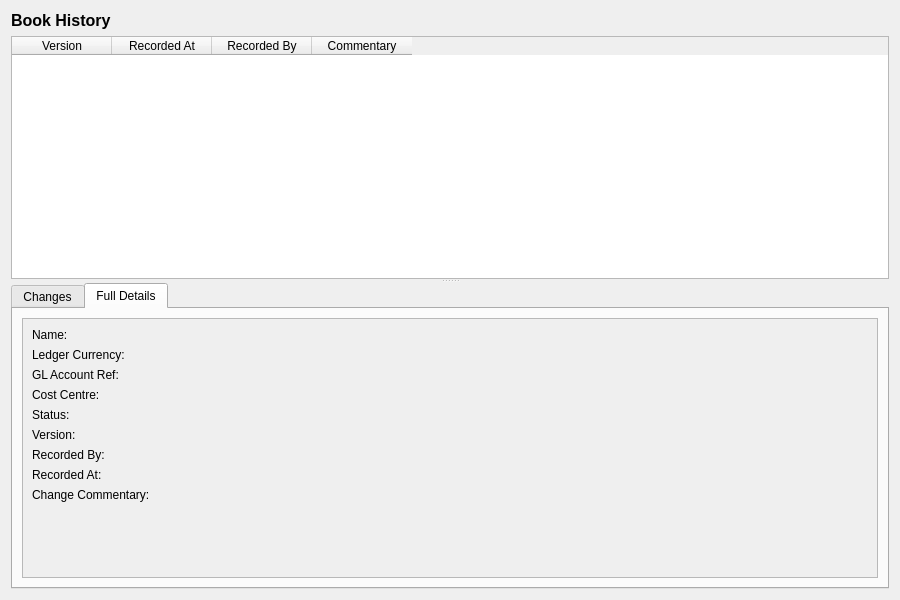
This is projects/ores.qt/ui/BookHistoryDialog.ui in OreStudio/OreStudio as Qt 5 draws it before an edit. The edited form follows.
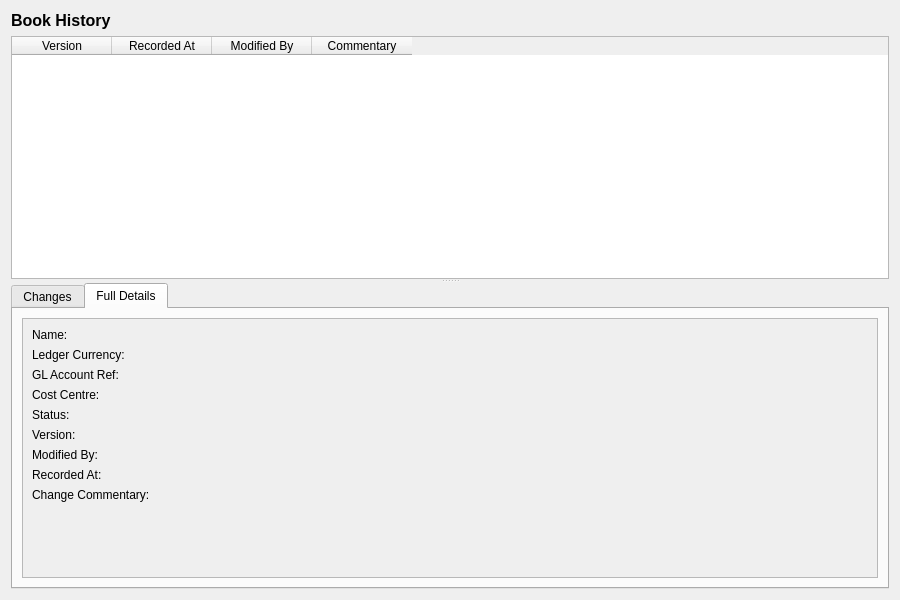
This is the edited form. The open tabs and pages were chosen to show the change.

Commit message: [refactoring] Rename recorded_by → modified_by across all layers

Diff of the .ui file:
```diff
--- a/projects/ores.qt/ui/BookHistoryDialog.ui
+++ b/projects/ores.qt/ui/BookHistoryDialog.ui
@@ -63,7 +63,7 @@
       </column>
       <column>
        <property name="text">
-        <string>Recorded By</string>
+        <string>Modified By</string>
        </property>
       </column>
       <column>
@@ -236,7 +236,7 @@
                <item row="6" column="0">
                 <widget class="QLabel" name="recordedByLabel">
                  <property name="text">
-                  <string>Recorded By:</string>
+                  <string>Modified By:</string>
                  </property>
                 </widget>
                </item>
```
Left out of the diff: 4 changed lines with no effect on the pictures. The commit also changes 31 other files.
